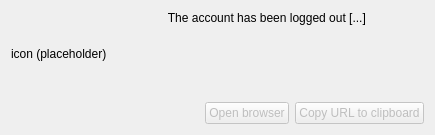
This is src/gui/askforoauthlogindialog.ui in nextcloud/desktop as Qt 5 draws it before an edit. The edited form follows.
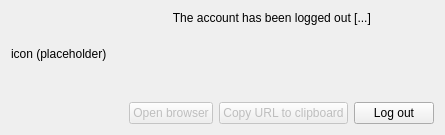
This is the edited form. Icons and pictures are not drawn.

Commit message:
Add logout button to reauth dialog
This allows to reject the dialog when using Qt::Sheet on mac

Patch:
```diff
--- a/src/gui/askforoauthlogindialog.ui
+++ b/src/gui/askforoauthlogindialog.ui
@@ -6,7 +6,7 @@
    <rect>
     <x>0</x>
     <y>0</y>
-    <width>435</width>
+    <width>445</width>
     <height>135</height>
    </rect>
   </property>
@@ -95,6 +95,13 @@
        </property>
       </widget>
      </item>
+     <item>
+      <widget class="QPushButton" name="logoutButton">
+       <property name="text">
+        <string>Log out</string>
+       </property>
+      </widget>
+     </item>
     </layout>
    </item>
   </layout>
```
The commit also changes 1 other file.
